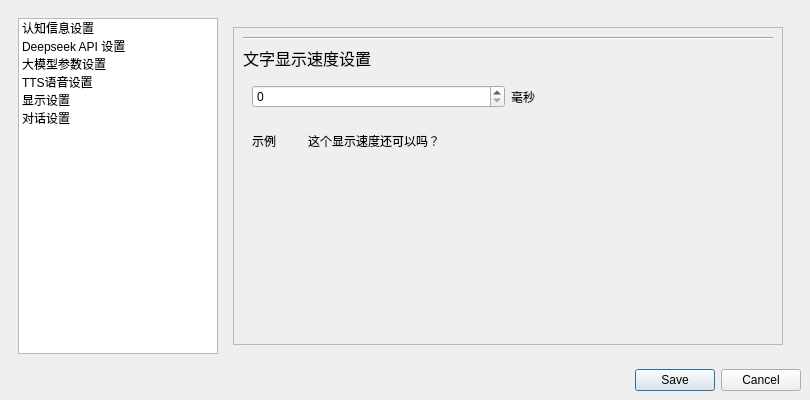
Qt form app/asset/xml/setting.ui (CodeCCsky/chatWithQing) before a commit.
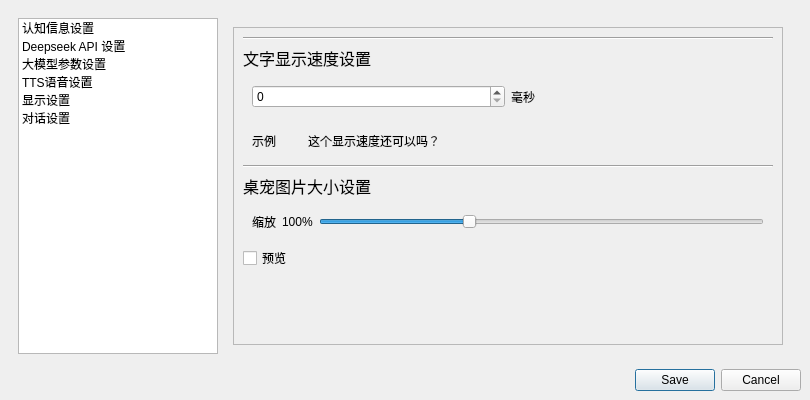
The same form after that commit. The open tabs and pages were chosen to show the change.

Commit message: 更新桌宠图片缩放功能

Diff of the .ui file:
```diff
--- a/app/asset/xml/setting.ui
+++ b/app/asset/xml/setting.ui
@@ -827,6 +827,63 @@
                  </layout>
                 </widget>
                </item>
+               <item>
+                <widget class="Line" name="line_5">
+                 <property name="orientation">
+                  <enum>Qt::Horizontal</enum>
+                 </property>
+                </widget>
+               </item>
+               <item>
+                <widget class="QLabel" name="imageShowLabel">
+                 <property name="text">
+                  <string>&lt;html&gt;&lt;head/&gt;&lt;body&gt;&lt;p&gt;&lt;span style=&quot; font-size:12pt;&quot;&gt;桌宠图片大小设置&lt;/span&gt;&lt;/p&gt;&lt;/body&gt;&lt;/html&gt;</string>
+                 </property>
+                </widget>
+               </item>
+               <item>
+                <widget class="QWidget" name="widget_2" native="true">
+                 <layout class="QHBoxLayout" name="horizontalLayout_2">
+                  <item>
+                   <widget class="QLabel" name="imageShowLabel_2">
+                    <property name="text">
+                     <string>缩放</string>
+                    </property>
+                   </widget>
+                  </item>
+                  <item>
+                   <widget class="QLabel" name="imageShowZoomPercentLabel">
+                    <property name="text">
+                     <string>100%</string>
+                    </property>
+                   </widget>
+                  </item>
+                  <item>
+                   <widget class="QSlider" name="imageShowSlider">
+                    <property name="minimum">
+                     <number>50</number>
+                    </property>
+                    <property name="maximum">
+                     <number>200</number>
+                    </property>
+                    <property name="value">
+                     <number>100</number>
+                    </property>
+                    <property name="orientation">
+                     <enum>Qt::Horizontal</enum>
+                    </property>
+                   </widget>
+                  </item>
+                 </layout>
+                </widget>
+               </item>
+               <item>
+                <widget class="QCheckBox" name="imageShowPreviewCheckBox">
+                 <property name="text">
+                  <string>预览</string>
+                 </property>
+                </widget>
+               </item>
                <item>
                 <spacer name="verticalSpacer_27">
                  <property name="orientation">
```
Left out of the diff: 2 changed lines with no effect on the pictures. The commit also changes 9 other files.
